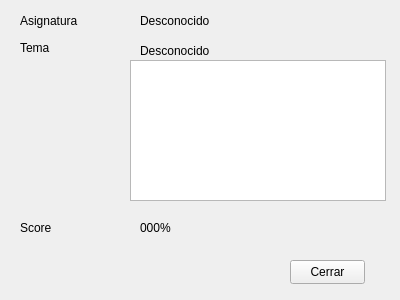
First picture: the form in resultadoform.ui, repository Mayerli12/ASkme-, before the edit.
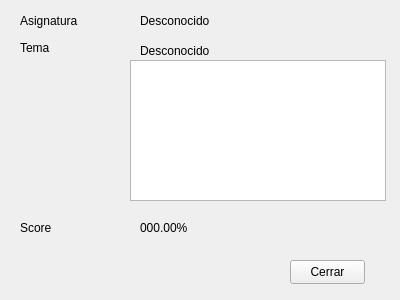
Second picture: the form after the edit.

```diff
--- a/resultadoform.ui
+++ b/resultadoform.ui
@@ -83,12 +83,12 @@
     <rect>
      <x>140</x>
      <y>220</y>
-     <width>49</width>
+     <width>91</width>
      <height>16</height>
     </rect>
    </property>
    <property name="text">
-    <string>000%</string>
+    <string>000.00%</string>
    </property>
   </widget>
   <widget class="QPushButton" name="btnCerrar">
```
